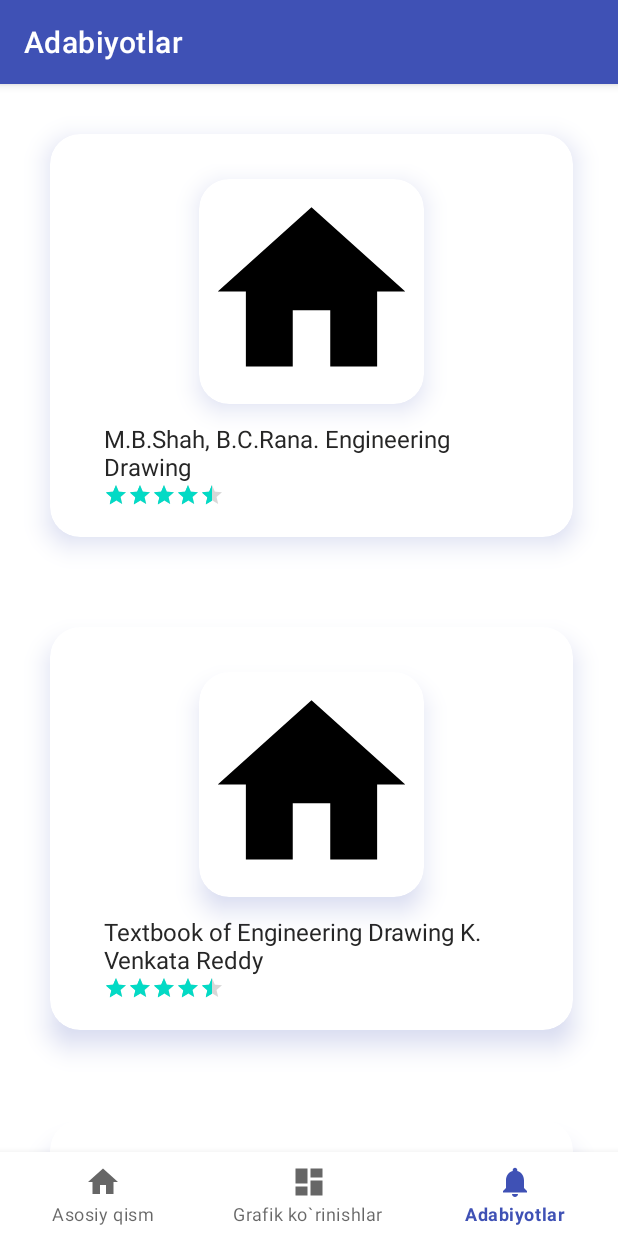
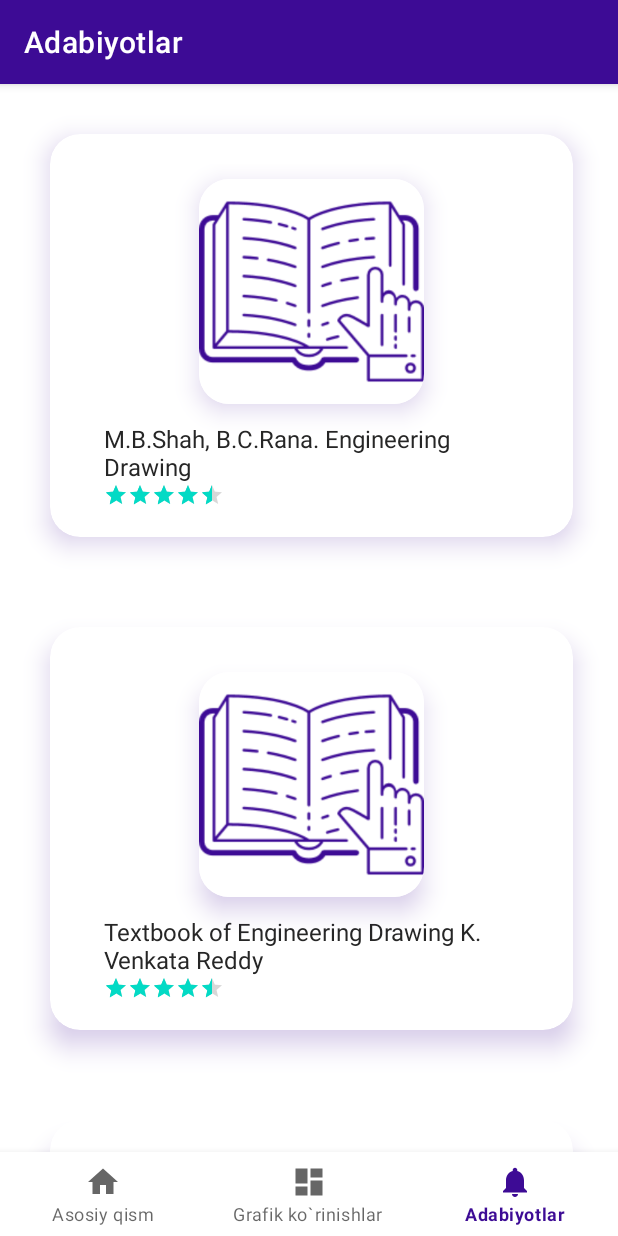
Before and after one commit to shoxumarzoda/ChizmachilikProyeksionchizmachilik2022, an Android app: the DashboardFragment screen opened through its navigation route, item 3 of the bottom bar chosen, on a phone screen of 412 x 824 dp. Run offline under Robolectric (Android 15) with nearby library versions, the phone set to English and light mode, and no system bars; our stand-ins replace navigation-ui.

Commit message:
splesh screen + yakun :D

```diff
--- a/app/src/main/java/uz/ithelp/chizmachilikproyeksionchizmachilik2022/ui/dashboard/DashboardFragment.java
+++ b/app/src/main/java/uz/ithelp/chizmachilikproyeksionchizmachilik2022/ui/dashboard/DashboardFragment.java
@@ -49,16 +49,16 @@ public class DashboardFragment extends Fragment implements UserAdapter.SelectedU
     }
 
     private void initial() {
-        modelRcyclers.add(new ModelRcycler(R.drawable.ic_home_black_24dp,"Qirqimlar                                                          ","MGMMOQEjSFA"));
-        modelRcyclers.add(new ModelRcycler(R.drawable.ic_home_black_24dp,"2-ish-kesim                                                          ","asd"));
-        modelRcyclers.add(new ModelRcycler(R.drawable.ic_home_black_24dp,"2-ish-profil                                                          ","asd"));
-        modelRcyclers.add(new ModelRcycler(R.drawable.ic_home_black_24dp,"3-ish-og'ma                                                          ","asd"));
-        modelRcyclers.add(new ModelRcycler(R.drawable.ic_home_black_24dp,"4-ish-og'ma                                                          ","asd"));
-        modelRcyclers.add(new ModelRcycler(R.drawable.ic_home_black_24dp,"5-ish-frontal                                                          ","asd"));
-        modelRcyclers.add(new ModelRcycler(R.drawable.ic_home_black_24dp,"6-ish-slinder                                                          ","asd"));
-        modelRcyclers.add(new ModelRcycler(R.drawable.ic_home_black_24dp,"7-_ish-pogna                                                          ","asd"));
-        modelRcyclers.add(new ModelRcycler(R.drawable.ic_home_black_24dp,"8- ish-siniq                                                          ","asd"));
-        modelRcyclers.add(new ModelRcycler(R.drawable.ic_home_black_24dp,"9-ish-qovirg'a                                                          ","asd"));
+        modelRcyclers.add(new ModelRcycler(R.drawable.image11,"Qirqimlar                                                          ","MGMMOQEjSFA"));
+        modelRcyclers.add(new ModelRcycler(R.drawable.image11,"2-ish-kesim                                                          ","asd"));
+        modelRcyclers.add(new ModelRcycler(R.drawable.image11,"2-ish-profil                                                          ","asd"));
+        modelRcyclers.add(new ModelRcycler(R.drawable.image11,"3-ish-og'ma                                                          ","asd"));
+        modelRcyclers.add(new ModelRcycler(R.drawable.image11,"4-ish-og'ma                                                          ","asd"));
+        modelRcyclers.add(new ModelRcycler(R.drawable.image11,"5-ish-frontal                                                          ","asd"));
+        modelRcyclers.add(new ModelRcycler(R.drawable.image11,"6-ish-slinder                                                          ","asd"));
+        modelRcyclers.add(new ModelRcycler(R.drawable.image11,"7-_ish-pogna                                                          ","asd"));
+        modelRcyclers.add(new ModelRcycler(R.drawable.image11,"8- ish-siniq                                                          ","asd"));
+        modelRcyclers.add(new ModelRcycler(R.drawable.image11,"9-ish-qovirg'a                                                          ","asd"));
 
     }
 
@@ -78,4 +78,11 @@ public class DashboardFragment extends Fragment implements UserAdapter.SelectedU
         startActivity(intent);
 
     }
+
+    @Override
+    public void onStart() {
+        super.onStart();
+        modelRcyclers.clear();
+        initial();
+    }
 }
--- a/app/src/main/java/uz/ithelp/chizmachilikproyeksionchizmachilik2022/ui/home/HomeFragment.java
+++ b/app/src/main/java/uz/ithelp/chizmachilikproyeksionchizmachilik2022/ui/home/HomeFragment.java
@@ -51,22 +51,22 @@ public class HomeFragment extends Fragment implements UserAdapter.SelectedUser {
     }
                                                                                                                                                                     //https://github.com/shoxumarzoda/PERSPEKTIVA/raw/master/app/src/main/assets/kirish.pdf
     private void initial() {
-        modelRcyclers.add(new ModelRcycler(R.drawable.ic_home_black_24dp,"KIRISH                                                              ","https://github.com/shoxumarzoda/ChizmachilikProyeksionchizmachilik2022/raw/master/kirish.pdf"));
-        modelRcyclers.add(new ModelRcycler(R.drawable.ic_home_black_24dp,"Chizmachilik fanining O‘zbekistonda rivojlanishi va o‘qitilishining qisqacha tarixi","https://github.com/shoxumarzoda/ChizmachilikProyeksionchizmachilik2022/raw/master/Chizmachilik%20fanining%20ta.pdf"));
-        modelRcyclers.add(new ModelRcycler(R.drawable.ic_home_black_24dp,"1.1-§.\tBuyumni proyeksiyalar tekisliklariga proyeksiyalash                        ","https://github.com/shoxumarzoda/ChizmachilikProyeksionchizmachilik2022/raw/master/1.pdf"));
-        modelRcyclers.add(new ModelRcycler(R.drawable.ic_home_black_24dp,"1.2-§.\tAsosiy ko‘rinishlar.                                                       ","https://github.com/shoxumarzoda/ChizmachilikProyeksionchizmachilik2022/raw/master/2.pdf"));
-        modelRcyclers.add(new ModelRcycler(R.drawable.ic_home_black_24dp,"1.3-§.\tKesimlar va qirqimlar                  ","https://github.com/shoxumarzoda/ChizmachilikProyeksionchizmachilik2022/raw/master/3.pdf"));
-        modelRcyclers.add(new ModelRcycler(R.drawable.ic_home_black_24dp,"1.4-§.\tDetal eskizi va texnik rasmini tuzish","https://github.com/shoxumarzoda/ChizmachilikProyeksionchizmachilik2022/raw/master/4.pdf"));
-        modelRcyclers.add(new ModelRcycler(R.drawable.ic_home_black_24dp,"1.5-§.\tDetal chizmasida og‘ma qirqim bajarish","https://github.com/shoxumarzoda/ChizmachilikProyeksionchizmachilik2022/raw/master/5.pdf"));
-        modelRcyclers.add(new ModelRcycler(R.drawable.ic_home_black_24dp,"1.6-§.\tDetal chizmasida tekis qirqim bajarish","https://github.com/shoxumarzoda/ChizmachilikProyeksionchizmachilik2022/raw/master/6.pdf"));
-        modelRcyclers.add(new ModelRcycler(R.drawable.ic_home_black_24dp,"1.7-§.\tChizmachilik fani (ko’rinishlar, qirqim va kesimlar)dan grafik ish bajarish uchun topshiriqlar","https://github.com/shoxumarzoda/ChizmachilikProyeksionchizmachilik2022/raw/master/7.pdf"));
-        modelRcyclers.add(new ModelRcycler(R.drawable.ic_home_black_24dp,"1.8-§.\tDetal chizmasidagi mahalliy va qo‘shimcha ko‘rinishlar bajarilsin","https://github.com/shoxumarzoda/ChizmachilikProyeksionchizmachilik2022/raw/master/8.pdf"));
-        modelRcyclers.add(new ModelRcycler(R.drawable.ic_home_black_24dp,"1.9-§.\tDetalning berilgan ikki ko’rinishi asosida yetishmovchi uchinchi ko’rinishi topilsin, aksonometrik proyeksiyasi qurilsin. Ortogonal va aksonometrik proyeksiyasida qirqim tadbiq qilinsin","https://github.com/shoxumarzoda/ChizmachilikProyeksionchizmachilik2022/raw/master/9.pdf"));
-        modelRcyclers.add(new ModelRcycler(R.drawable.ic_home_black_24dp,"1.10-§.\tDetal chizmasida murakkab qirqim tadbiq qilinsin","https://github.com/shoxumarzoda/ChizmachilikProyeksionchizmachilik2022/raw/master/10.pdf"));
-        modelRcyclers.add(new ModelRcycler(R.drawable.ic_home_black_24dp,"1.11-§.\tDetalning yaqqol tasviri asosida uning eskiz va texnik rasmi bajarilsin","https://github.com/shoxumarzoda/ChizmachilikProyeksionchizmachilik2022/raw/master/11.pdf"));
-        modelRcyclers.add(new ModelRcycler(R.drawable.ic_home_black_24dp,"1.12-§.\tChizmachilik fani (ko’rinishlar, qirqim va kesimlar)dan test savollari","https://github.com/shoxumarzoda/ChizmachilikProyeksionchizmachilik2022/raw/master/12.pdf"));
-        modelRcyclers.add(new ModelRcycler(R.drawable.ic_home_black_24dp,"1.13-§.\tChizmachilik fani (ko’rinishlar, qirqim va kesimlar)dan  terminologik lug‘at","https://github.com/shoxumarzoda/ChizmachilikProyeksionchizmachilik2022/raw/master/13.pdf"));
-        modelRcyclers.add(new ModelRcycler(R.drawable.ic_home_black_24dp,"Adabiyotlar                                                                     ","https://github.com/shoxumarzoda/ChizmachilikProyeksionchizmachilik2022/raw/master/adabiyotlar.pdf"));
+        modelRcyclers.add(new ModelRcycler(R.drawable.tuplam8transformed,"KIRISH                                                              ","https://github.com/shoxumarzoda/ChizmachilikProyeksionchizmachilik2022/raw/master/kirish.pdf"));
+        modelRcyclers.add(new ModelRcycler(R.drawable.tuplam7transformed,"Chizmachilik fanining O‘zbekistonda rivojlanishi va o‘qitilishining qisqacha tarixi","https://github.com/shoxumarzoda/ChizmachilikProyeksionchizmachilik2022/raw/master/Chizmachilik%20fanining%20ta.pdf"));
+        modelRcyclers.add(new ModelRcycler(R.drawable.tuplam3transformed,"1.1-§.\tBuyumni proyeksiyalar tekisliklariga proyeksiyalash                        ","https://github.com/shoxumarzoda/ChizmachilikProyeksionchizmachilik2022/raw/master/1.pdf"));
+        modelRcyclers.add(new ModelRcycler(R.drawable.tuplam4transformed,"1.2-§.\tAsosiy ko‘rinishlar.                                                       ","https://github.com/shoxumarzoda/ChizmachilikProyeksionchizmachilik2022/raw/master/2.pdf"));
+        modelRcyclers.add(new ModelRcycler(R.drawable.tuplam5transformed,"1.3-§.\tKesimlar va qirqimlar                  ","https://github.com/shoxumarzoda/ChizmachilikProyeksionchizmachilik2022/raw/master/3.pdf"));
+        modelRcyclers.add(new ModelRcycler(R.drawable.tuplam0transformed,"1.4-§.\tDetal eskizi va texnik rasmini tuzish","https://github.com/shoxumarzoda/ChizmachilikProyeksionchizmachilik2022/raw/master/4.pdf"));
+        modelRcyclers.add(new ModelRcycler(R.drawable.tuplam2transformed,"1.5-§.\tDetal chizmasida og‘ma qirqim bajarish","https://github.com/shoxumarzoda/ChizmachilikProyeksionchizmachilik2022/raw/master/5.pdf"));
+        modelRcyclers.add(new ModelRcycler(R.drawable.tuplam8transformed,"1.6-§.\tDetal chizmasida tekis qirqim bajarish","https://github.com/shoxumarzoda/ChizmachilikProyeksionchizmachilik2022/raw/master/6.pdf"));
+        modelRcyclers.add(new ModelRcycler(R.drawable.tuplam9transformed,"1.7-§.\tChizmachilik fani (ko’rinishlar, qirqim va kesimlar)dan grafik ish bajarish uchun topshiriqlar","https://github.com/shoxumarzoda/ChizmachilikProyeksionchizmachilik2022/raw/master/7.pdf"));
+        modelRcyclers.add(new ModelRcycler(R.drawable.image10,"1.8-§.\tDetal chizmasidagi mahalliy va qo‘shimcha ko‘rinishlar bajarilsin","https://github.com/shoxumarzoda/ChizmachilikProyeksionchizmachilik2022/raw/master/8.pdf"));
+        modelRcyclers.add(new ModelRcycler(R.drawable.image11,"1.9-§.\tDetalning berilgan ikki ko’rinishi asosida yetishmovchi uchinchi ko’rinishi topilsin, aksonometrik proyeksiyasi qurilsin. Ortogonal va aksonometrik proyeksiyasida qirqim tadbiq qilinsin","https://github.com/shoxumarzoda/ChizmachilikProyeksionchizmachilik2022/raw/master/9.pdf"));
+        modelRcyclers.add(new ModelRcycler(R.drawable.tuplam6transformed,"1.10-§.\tDetal chizmasida murakkab qirqim tadbiq qilinsin","https://github.com/shoxumarzoda/ChizmachilikProyeksionchizmachilik2022/raw/master/10.pdf"));
+        modelRcyclers.add(new ModelRcycler(R.drawable.tuplam3transformed,"1.11-§.\tDetalning yaqqol tasviri asosida uning eskiz va texnik rasmi bajarilsin","https://github.com/shoxumarzoda/ChizmachilikProyeksionchizmachilik2022/raw/master/11.pdf"));
+        modelRcyclers.add(new ModelRcycler(R.drawable.tuplam7transformed,"1.12-§.\tChizmachilik fani (ko’rinishlar, qirqim va kesimlar)dan test savollari","https://github.com/shoxumarzoda/ChizmachilikProyeksionchizmachilik2022/raw/master/12.pdf"));
+        modelRcyclers.add(new ModelRcycler(R.drawable.tuplam5transformed,"1.13-§.\tChizmachilik fani (ko’rinishlar, qirqim va kesimlar)dan  terminologik lug‘at","https://github.com/shoxumarzoda/ChizmachilikProyeksionchizmachilik2022/raw/master/13.pdf"));
+        modelRcyclers.add(new ModelRcycler(R.drawable.tuplam4transformed,"Adabiyotlar                                                                     ","https://github.com/shoxumarzoda/ChizmachilikProyeksionchizmachilik2022/raw/master/adabiyotlar.pdf"));
 
     }
 
@@ -81,4 +81,11 @@ public class HomeFragment extends Fragment implements UserAdapter.SelectedUser {
 
         startActivity(new Intent(getContext(), MainActivity2.class).putExtra("data",modelRcycler.getLoadUrl()));
     }
+
+    @Override
+    public void onStart() {
+        super.onStart();
+        modelRcyclers.clear();
+        initial();
+    }
 }
--- a/app/src/main/java/uz/ithelp/chizmachilikproyeksionchizmachilik2022/ui/notifications/NotificationsFragment.java
+++ b/app/src/main/java/uz/ithelp/chizmachilikproyeksionchizmachilik2022/ui/notifications/NotificationsFragment.java
@@ -47,19 +47,19 @@ public class NotificationsFragment extends Fragment implements UserAdapter.Selec
     }
 
     private void initial() {
-        modelRcyclers.add(new ModelRcycler(R.drawable.ic_home_black_24dp,"M.B.Shah, B.C.Rana. Engineering Drawing         ","asd"));
-        modelRcyclers.add(new ModelRcycler(R.drawable.ic_home_black_24dp,"Textbook of Engineering Drawing K. Venkata Reddy  ","asd"));
-        modelRcyclers.add(new ModelRcycler(R.drawable.ic_home_black_24dp,"CHIZMACHILIK" +   "(CHIZMACHILIK FANIDA" +  "KONSTRUKSIYALASH" +    "ASOSLARI)  IKROMJON RAHMONOV," +
+        modelRcyclers.add(new ModelRcycler(R.drawable.imgbook,"M.B.Shah, B.C.Rana. Engineering Drawing         ","asd"));
+        modelRcyclers.add(new ModelRcycler(R.drawable.imgbook,"Textbook of Engineering Drawing K. Venkata Reddy  ","asd"));
+        modelRcyclers.add(new ModelRcycler(R.drawable.imgbook,"CHIZMACHILIK" +   "(CHIZMACHILIK FANIDA" +  "KONSTRUKSIYALASH" +    "ASOSLARI)  IKROMJON RAHMONOV," +
                 "A’ZAMJON VALIYEV","asd"));
 
-        modelRcyclers.add(new ModelRcycler(R.drawable.ic_home_black_24dp,"CHIZMACHILIKI. Rahmonov, N. Qirg‘izboyeva," + "A. Ashirboyev, A.Valiyev, B.Nigmanov         ","asd"));
-        modelRcyclers.add(new ModelRcycler(R.drawable.ic_home_black_24dp,"CHIZMACHILIK" +   "(GEOMETRIK VA PROYEKSION CHIZMACHILIK)     M.K.Xalimov Z.E.Mirzaliyev F.E.Оchilov","asd"));
-        modelRcyclers.add(new ModelRcycler(R.drawable.ic_home_black_24dp,"CHIZMACHILIK     Yodgorov.J                                                               ","asd"));
-        modelRcyclers.add(new ModelRcycler(R.drawable.ic_home_black_24dp,"","asd"));
-        modelRcyclers.add(new ModelRcycler(R.drawable.ic_home_black_24dp,"","asd"));
-        modelRcyclers.add(new ModelRcycler(R.drawable.ic_home_black_24dp,"","asd"));
-        modelRcyclers.add(new ModelRcycler(R.drawable.ic_home_black_24dp,"","asd"));
-        modelRcyclers.add(new ModelRcycler(R.drawable.ic_home_black_24dp,"","asd"));
+        modelRcyclers.add(new ModelRcycler(R.drawable.imgbook,"CHIZMACHILIKI. Rahmonov, N. Qirg‘izboyeva," + "A. Ashirboyev, A.Valiyev, B.Nigmanov         ","asd"));
+        modelRcyclers.add(new ModelRcycler(R.drawable.imgbook,"CHIZMACHILIK" +   "(GEOMETRIK VA PROYEKSION CHIZMACHILIK)     M.K.Xalimov Z.E.Mirzaliyev F.E.Оchilov","asd"));
+        modelRcyclers.add(new ModelRcycler(R.drawable.imgbook,"CHIZMACHILIK     Yodgorov.J                                                               ","asd"));
+        modelRcyclers.add(new ModelRcycler(R.drawable.imgbook,"","asd"));
+        modelRcyclers.add(new ModelRcycler(R.drawable.imgbook,"","asd"));
+        modelRcyclers.add(new ModelRcycler(R.drawable.imgbook,"","asd"));
+        modelRcyclers.add(new ModelRcycler(R.drawable.imgbook,"","asd"));
+        modelRcyclers.add(new ModelRcycler(R.drawable.imgbook,"","asd"));
 
     }
 
@@ -73,4 +73,11 @@ public class NotificationsFragment extends Fragment implements UserAdapter.Selec
     public void selectedUser(ModelRcycler modelRcycler) {
 
     }
+
+    @Override
+    public void onStart() {
+        super.onStart();
+        modelRcyclers.clear();
+        initial();
+    }
 }
--- a/app/src/main/res/layout/item_recycler.xml
+++ b/app/src/main/res/layout/item_recycler.xml
@@ -43,7 +43,7 @@
                     android:id="@+id/imageView"
                     android:layout_width="150dp"
                     android:layout_height="150dp"
-                    android:scaleType="centerCrop"
+                    android:scaleType="centerInside"
                     app:layout_constraintEnd_toEndOf="@id/cardviewImaage"
                     app:layout_constraintStart_toStartOf="@id/cardviewImaage"
 
--- a/app/src/main/res/values/colors.xml
+++ b/app/src/main/res/values/colors.xml
@@ -1,8 +1,8 @@
 <?xml version="1.0" encoding="utf-8"?>
 <resources>
     <color name="purple_200">#FFBB86FC</color>
-    <color name="purple_500">#3F51B5</color>
-    <color name="purple_700">#3F51B5</color>
+    <color name="purple_500">#3D0B95</color>
+    <color name="purple_700">#3D0B95</color>
     <color name="teal_200">#FF03DAC5</color>
     <color name="teal_700">#FFBB86FC</color>
     <color name="black">#FF000000</color>
```
Also changed, not shown: app/src/main/AndroidManifest.xml (+6 -3 lines), app/src/main/java/uz/ithelp/chizmachilikproyeksionchizmachilik2022/MainActivity4.java (added, +54 -0 lines), app/src/main/res/layout/activity_main4.xml (added, +24 -0 lines), app/src/main/res/drawable/fon.png (added), app/src/main/res/drawable/img.png (added), app/src/main/res/drawable/img1.png (added), app/src/main/res/drawable/imgbook.png (added).
